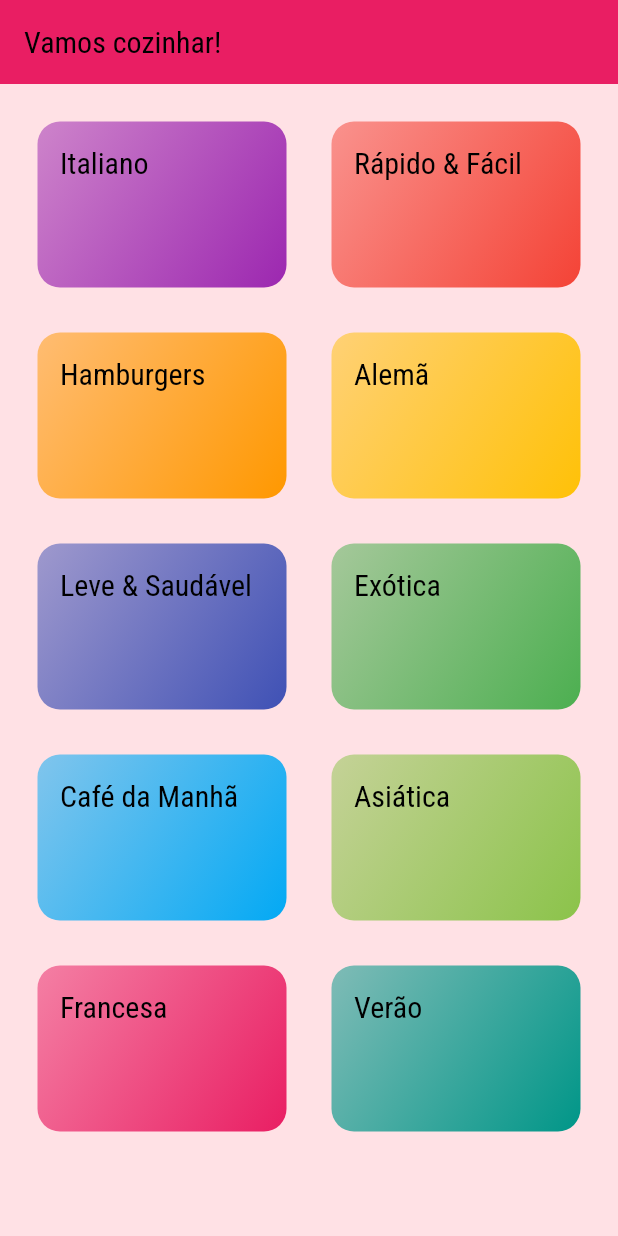
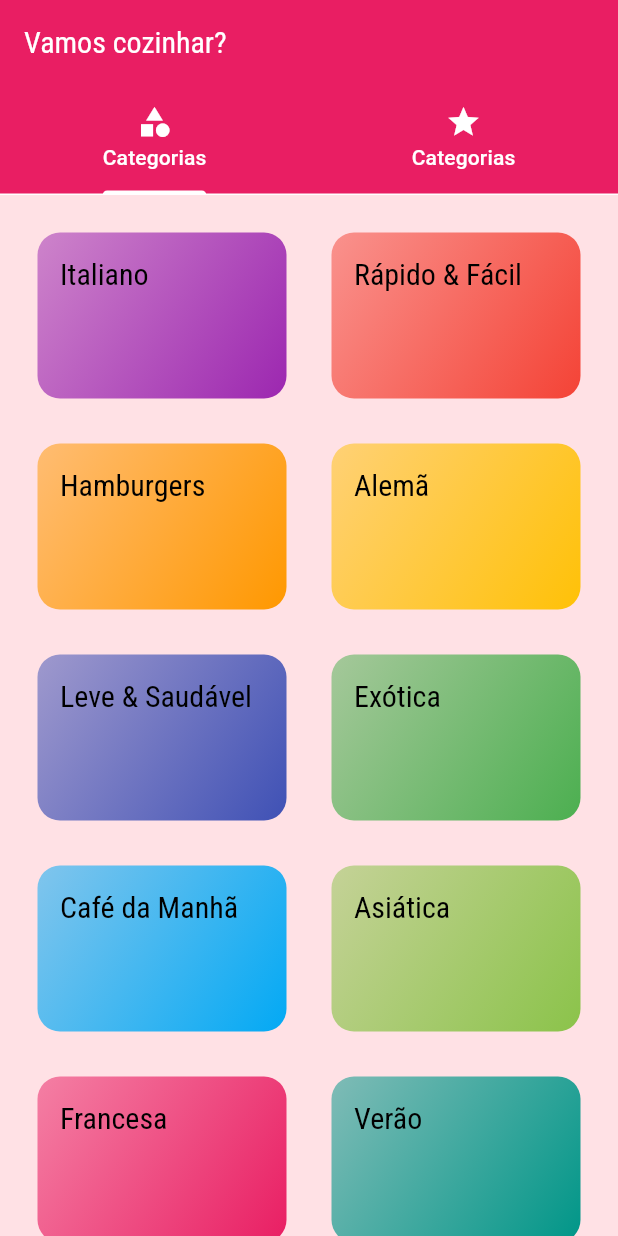
Before and after one commit to predrohr/Receitas-app, a Flutter app: the screen it shows after launch, on a phone screen of 412 x 824 dp. Run offline on Flutter 3.47's test engine with Material 3 defaults, Android fonts, the phone set to English and light mode, and no system bars.

Commit message:
favorite bar

```diff
--- a/lib/main.dart
+++ b/lib/main.dart
@@ -3,6 +3,7 @@ import 'package:refeicoes/screens/meal_detail_screen.dart';
 import 'screens/categories_screen.dart';
 import 'screens/categories_meals_screen.dart';
 import 'utils/app_routes.dart';
+import 'screens/tabs_screen.dart';
 
 void main() => runApp(const MyApp());
 
@@ -27,7 +28,7 @@ class MyApp extends StatelessWidget {
                 ),
               )),
       routes: {
-        AppRouts.home: (ctx) => const CategoryScreen(),
+        AppRouts.home: (ctx) => const TabsScreen(),
         AppRouts.categoriesMeal: (ctx) => const CategoriesMealsScreen(),
         AppRouts.mealDetail: (ctx) => const MealDetailScreen(),
       },
--- a/lib/screens/categories_screen.dart
+++ b/lib/screens/categories_screen.dart
@@ -7,13 +7,7 @@ class CategoryScreen extends StatelessWidget {
 
   @override
   Widget build(BuildContext context) {
-    return Scaffold(
-      backgroundColor: Theme.of(context).canvasColor,
-      appBar: AppBar(
-        title: const Text('Vamos cozinhar!'),
-        backgroundColor: Theme.of(context).colorScheme.primary,
-      ),
-      body: GridView(
+    return GridView(
       padding: const EdgeInsets.all(25),
       gridDelegate: const SliverGridDelegateWithMaxCrossAxisExtent(
         maxCrossAxisExtent: 200,
@@ -24,7 +18,6 @@ class CategoryScreen extends StatelessWidget {
       children: dummyCategories.map((cat) {
         return CategoryItem(cat);
       }).toList(),
-      ),
     );
   }
 }
--- /dev/null
+++ b/lib/screens/favorite_screen.dart
@@ -0,0 +1,12 @@
+import 'package:flutter/material.dart';
+
+class FavoriteScreen extends StatelessWidget {
+  const FavoriteScreen({super.key});
+
+  @override
+  Widget build(BuildContext context) {
+    return const Center(
+      child: Text('Minhas refeições favoritas!'),
+    );
+  }
+}
--- /dev/null
+++ b/lib/screens/tabs_screen.dart
@@ -0,0 +1,55 @@
+import 'package:flutter/material.dart';
+
+import 'categories_screen.dart';
+import 'favorite_screen.dart';
+
+class TabsScreen extends StatelessWidget {
+  const TabsScreen({super.key});
+
+  @override
+  Widget build(BuildContext context) {
+    return DefaultTabController(
+      length: 2,
+      child: Scaffold(
+        backgroundColor: Theme.of(context).canvasColor,
+        appBar: AppBar(
+          backgroundColor: Theme.of(context).colorScheme.primary,
+          title: const Text(
+            'Vamos cozinhar?',
+            style: TextStyle(color: Colors.white),
+          ),
+          bottom: const TabBar(
+            tabs: [
+              Tab(
+                icon: Icon(
+                  Icons.category,
+                  color: Colors.white,
+                ),
+                child: Text(
+                  'Categorias',
+                  style: TextStyle(color: Colors.white),
+                ),
+              ),
+              Tab(
+                icon: Icon(
+                  Icons.star,
+                  color: Colors.white,
+                ),
+                child: Text(
+                  'Categorias',
+                  style: TextStyle(color: Colors.white),
+                ),
+              ),
+            ],
+          ),
+        ),
+        body: const TabBarView(
+          children: [
+            CategoryScreen(),
+            FavoriteScreen(),
+          ],
+        ),
+      ),
+    );
+  }
+}
```
Lines whose indentation alone changed are shown as unchanged.
